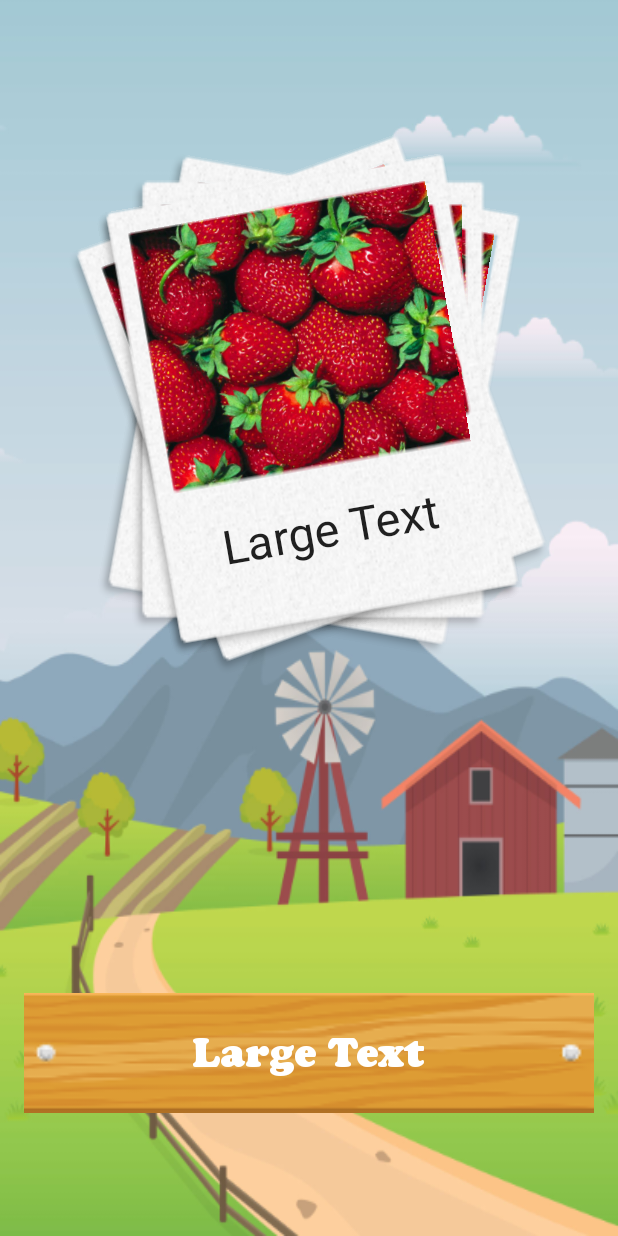
After one commit to metes/Android-Slider, an Android app: the ActivityGame screen opened directly, with no data from a screen before it, on a phone screen of 412 x 824 dp. The commit adds this screen. Run offline under Robolectric (Android 15) with nearby library versions, the phone set to English and light mode, and no system bars; 1 statement that could not run was skipped.

Commit message:
Ana ekran tamamlandı. Orta ve düşük çözünürlükler için düzenleme yapılacak. Oyun öncesi ezber ekranına başlandı. Sürükle bırak eklendi. Fotoğraf çerçevesi hazırlandı. Font'lar eklendi.

```diff
--- a/app/src/main/AndroidManifest.xml
+++ b/app/src/main/AndroidManifest.xml
@@ -8,13 +8,14 @@
         android:label="@string/app_name"
         android:supportsRtl="true"
         android:theme="@style/AppTheme">
-        <activity android:name=".ui.MainActivity">
+        <activity android:name=".ui.ActivityMain">
             <intent-filter>
                 <action android:name="android.intent.action.MAIN" />
 
                 <category android:name="android.intent.category.LAUNCHER" />
             </intent-filter>
         </activity>
+        <activity android:name=".ui.ActivityGame"></activity>
     </application>
 
 </manifest>
--- /dev/null
+++ b/app/src/main/java/com/resimlerleingilizce/ui/ActivityGame.java
@@ -0,0 +1,121 @@
+package com.resimlerleingilizce.ui;
+
+import android.content.ClipData;
+import android.graphics.Typeface;
+import android.graphics.drawable.Drawable;
+import android.os.Bundle;
+import android.support.v7.app.AppCompatActivity;
+import android.view.DragEvent;
+import android.view.MotionEvent;
+import android.view.View;
+import android.view.ViewGroup;
+import android.widget.LinearLayout;
+import android.widget.RelativeLayout;
+import android.widget.TextView;
+
+import com.resimlerleingilizce.R;
+import com.resimlerleingilizce.utils.Logy;
+
+public class ActivityGame extends AppCompatActivity  {
+
+    private Typeface mTtypeface1, mTtypeface2;
+    private TextView mTextViewMeaning;
+    private RelativeLayout mRelativeLayoutPhotoContainer;
+    private int photoArLength = 5;
+
+    @Override
+    protected void onCreate(Bundle savedInstanceState) {
+        super.onCreate(savedInstanceState);
+        setContentView(R.layout.activity_game);
+
+        initViews();
+        fillPhotoContainer();
+    }
+
+    private void fillPhotoContainer() {
+        mRelativeLayoutPhotoContainer.removeAllViews();
+        float angle = 0, additionalAngle = 10;
+        for (int i = 0; i < photoArLength; i++)
+        {
+            RelativeLayout layoutPhoto = (RelativeLayout) getLayoutInflater().inflate(R.layout.item_photo, null);
+            TextView originalText = (TextView) layoutPhoto.findViewById(R.id.textViewPhotoLabel);
+            originalText.setTypeface(mTtypeface2);
+            angle = (i % 2 == 0) ? angle + additionalAngle : angle - (additionalAngle * 2);
+            layoutPhoto.setRotation(angle);
+            layoutPhoto.setOnTouchListener(new MyTouchListener());
+            layoutPhoto.setOnDragListener(new MyDragListener());
+            mRelativeLayoutPhotoContainer.addView(layoutPhoto);
+        }
+        mRelativeLayoutPhotoContainer.setOnDragListener(new MyDragListener());
+    }
+
+    private void initViews() {
+        mTextViewMeaning = (TextView) findViewById(R.id.textViewMeaning);
+        mRelativeLayoutPhotoContainer = (RelativeLayout) findViewById(R.id.relativeLayoutPhotoContainer);
+
+        mTtypeface1 = Typeface.createFromAsset(getAssets(), "coopbl.ttf");
+        mTtypeface2 = Typeface.createFromAsset(getAssets(), "homework_normal.ttf");
+        mTextViewMeaning.setTypeface(mTtypeface1);
+    }
+
+    View mDropedView;
+
+    private final class MyTouchListener implements View.OnTouchListener {
+        public boolean onTouch(View view, MotionEvent motionEvent) {
+            if (motionEvent.getAction() == MotionEvent.ACTION_DOWN) {
+                ClipData data = ClipData.newPlainText("" + view.getId(), "" + view.getId());
+                View.DragShadowBuilder shadowBuilder = new View.DragShadowBuilder(view);
+                view.startDrag(data, shadowBuilder, view, 0);
+                //view.setVisibility(View.INVISIBLE);
+                view.setAlpha(0f);
+                mDropedView = view;
+                return true;
+            } else
+            {
+                return false;
+            }
+        }
+    }
+
+    class MyDragListener implements View.OnDragListener {
+//        Drawable enterShape = getResources().getDrawable(R.drawable.ic_button_play);
+//        Drawable normalShape = getResources().getDrawable(R.drawable.ic_button_board);
+
+        @Override
+        public boolean onDrag(View v, DragEvent event) {
+            int action = event.getAction();
+            switch (action) {
+                case DragEvent.ACTION_DRAG_STARTED:
+                    // do nothing
+                    break;
+                case DragEvent.ACTION_DRAG_ENTERED:
+//                    v.setBackgroundDrawable(enterShape);
+                    break;
+                case DragEvent.ACTION_DRAG_EXITED:
+//                    v.setBackgroundDrawable(normalShape);
+                    break;
+                case DragEvent.ACTION_DROP:
+
+                    break;
+                case DragEvent.ACTION_DRAG_ENDED:
+                    View view = (View) event.getLocalState();
+                    if (mDropedView.getId() == view.getId()) {
+                        Logy.l("DragEvent.ACTION_DRAG_ENDED if");
+                        if (mDropedView != null)
+                            mDropedView.setVisibility(View.GONE);
+                    }
+                    else {
+                        Logy.l("DragEvent.ACTION_DRAG_ENDED else");
+                        mDropedView.setVisibility(View.GONE);
+                        // Dropped, reassign View to ViewGroup
+                        ViewGroup owner = (ViewGroup) view.getParent();
+                        owner.removeView(view);
+                    }
+                default:
+                    break;
+            }
+            return true;
+        }
+    }
+
+}
--- /dev/null
+++ b/app/src/main/res/layout/activity_game.xml
@@ -0,0 +1,48 @@
+<?xml version="1.0" encoding="utf-8"?>
+<RelativeLayout xmlns:android="http://schemas.android.com/apk/res/android"
+    xmlns:tools="http://schemas.android.com/tools"
+    android:layout_width="match_parent"
+    android:layout_height="match_parent"
+    android:paddingBottom="@dimen/activity_vertical_margin"
+    android:paddingLeft="@dimen/activity_horizontal_margin"
+    android:paddingRight="@dimen/activity_horizontal_margin"
+    android:paddingTop="@dimen/activity_vertical_margin"
+    tools:context="com.resimlerleingilizce.ui.ActivityGame"
+    android:background="@drawable/ic_background">
+
+    <RelativeLayout
+        android:layout_width="match_parent"
+        android:layout_height="80dp"
+        android:background="@drawable/ic_button_board"
+        android:padding="16dp"
+        android:layout_alignParentBottom="true"
+        android:layout_centerHorizontal="true"
+        android:layout_marginBottom="66dp">
+
+        <TextView
+            android:layout_width="wrap_content"
+            android:layout_height="wrap_content"
+            android:textAppearance="?android:attr/textAppearanceLarge"
+            android:text="Large Text"
+            android:id="@+id/textViewMeaning"
+            android:textSize="29sp"
+            android:textColor="@color/material_white"
+            android:layout_centerVertical="true"
+            android:layout_centerHorizontal="true" />
+    </RelativeLayout>
+
+
+    <RelativeLayout
+        android:id="@+id/relativeLayoutPhotoContainer"
+        android:layout_width="wrap_content"
+        android:layout_height="wrap_content"
+        android:layout_marginTop="32dp"
+        android:layout_centerHorizontal="true">
+<!--
+        <include
+            android:id="@+id/includedPhotoLayout"
+            layout="@layout/item_photo"/>
+            -->
+    </RelativeLayout>
+
+</RelativeLayout>
--- a/app/src/main/res/layout/activity_main.xml
+++ b/app/src/main/res/layout/activity_main.xml
@@ -7,7 +7,7 @@
     android:paddingLeft="@dimen/activity_horizontal_margin"
     android:paddingRight="@dimen/activity_horizontal_margin"
     android:paddingTop="@dimen/activity_vertical_margin"
-    tools:context=".ui.MainActivity"
+    tools:context=".ui.ActivityMain"
     android:background="@drawable/ic_background">
 
     <ImageView
@@ -18,6 +18,7 @@
         android:src="@drawable/ic_title_resimlerle"
         android:layout_alignParentTop="true"
         android:layout_centerHorizontal="true" />
+
     <ImageView
         android:layout_width="match_parent"
         android:layout_height="62dp"
--- /dev/null
+++ b/app/src/main/res/layout/item_photo.xml
@@ -0,0 +1,36 @@
+<?xml version="1.0" encoding="utf-8"?>
+<RelativeLayout xmlns:android="http://schemas.android.com/apk/res/android"
+    android:layout_width="match_parent"
+    android:layout_height="match_parent">
+
+
+    <ImageView
+        android:id="@+id/imageViewPhotoContent"
+        android:layout_width="240dp"
+        android:layout_height="180dp"
+        android:layout_margin="88dp"
+        android:paddingLeft="22dp"
+        android:scaleType="centerCrop"
+        android:src="@drawable/ic_cilek"
+        android:layout_centerHorizontal="true" />
+
+
+    <ImageView
+        android:id="@+id/imageViewPhotoFrame"
+        android:layout_width="260dp"
+        android:layout_height="300dp"
+        android:background="@drawable/ic_background_picture"
+        android:layout_margin="72dp"
+        android:layout_centerHorizontal="true" />
+
+    <TextView
+        android:id="@+id/textViewPhotoLabel"
+        android:layout_width="wrap_content"
+        android:layout_height="wrap_content"
+        android:paddingTop="196dp"
+        android:text="Large Text"
+        android:textAppearance="?android:attr/textAppearanceLarge"
+        android:textSize="31sp"
+        android:layout_alignTop="@+id/imageViewPhotoContent"
+        android:layout_centerHorizontal="true" />
+</RelativeLayout>
--- a/app/src/main/res/values/styles.xml
+++ b/app/src/main/res/values/styles.xml
@@ -1,7 +1,7 @@
 <resources>
 
     <!-- Base application theme. -->
-    <style name="AppTheme" parent="Theme.AppCompat.Light.NoActionBar">
+    <style name="AppTheme" parent="Theme.AppCompat.Light.NoActionBar.FullScreen">
         <!-- Customize your theme here. -->
         <item name="colorPrimary">@color/colorPrimary</item>
         <item name="colorPrimaryDark">@color/colorPrimaryDark</item>
@@ -12,4 +12,12 @@
 
     <style name="AppTheme.PopupOverlay" parent="ThemeOverlay.AppCompat.Light" />
 
+    <style name="Theme.AppCompat.Light.NoActionBar.FullScreen" parent="@style/Theme.AppCompat.Light">
+        <item name="windowNoTitle">true</item>
+        <item name="windowActionBar">false</item>
+        <item name="android:windowFullscreen">true</item>
+        <item name="android:windowContentOverlay">@null</item>
+    </style>
+
+
 </resources>
```
Also changed, not shown: app/src/main/java/com/resimlerleingilizce/constants/AppConstants.java (added, +8 -0 lines), app/src/main/java/com/resimlerleingilizce/ui/ActivityMain.java (renamed from app/src/main/java/com/resimlerleingilizce/ui/MainActivity.java, +41 -8 lines), app/src/main/java/com/resimlerleingilizce/utils/AnimateUtils.java (+1 -6 lines), app/src/main/assets/homework_normal.TTF (added), app/src/main/res/drawable-xxxhdpi/ic_background_picture.png (added), app/src/main/res/drawable-xxxhdpi/ic_button_board.png (added), app/src/main/res/drawable-xxxhdpi/ic_cilek.jpg (added), 1 other file.
